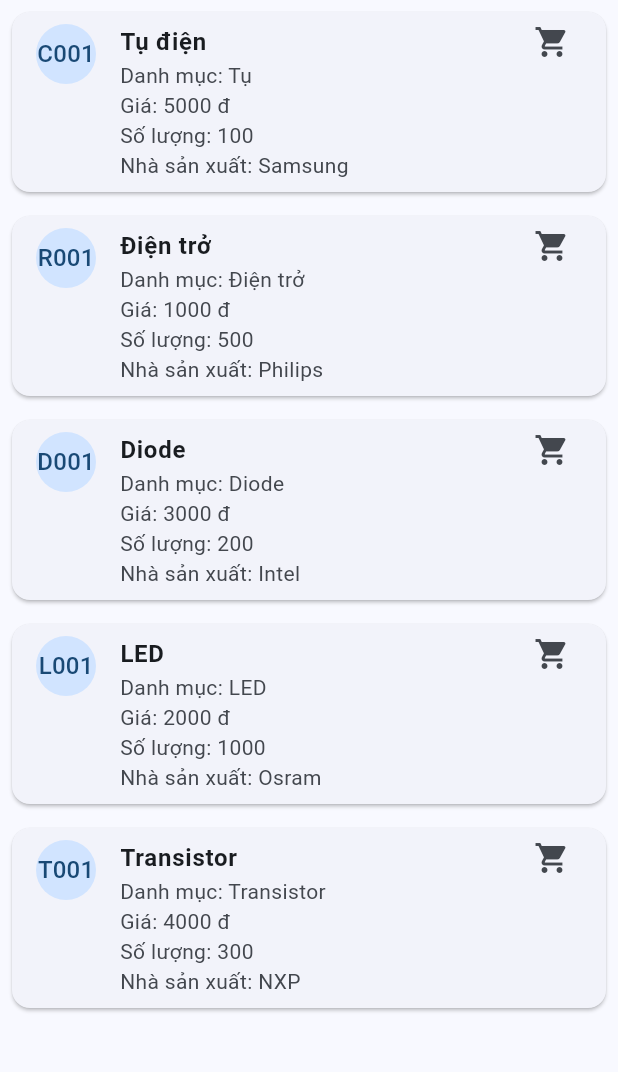
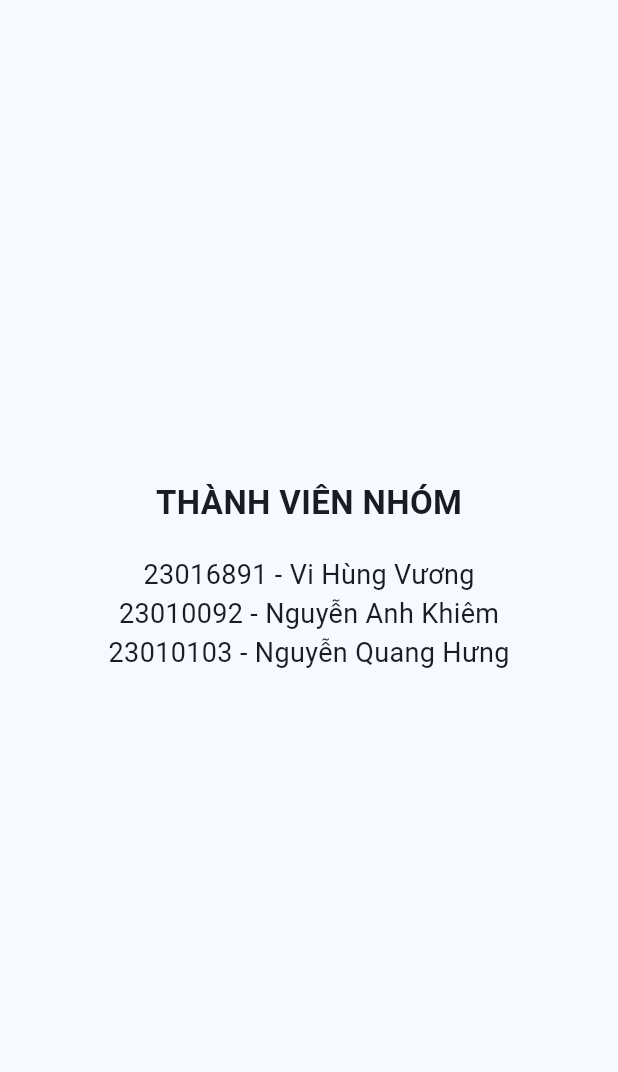
Before and after one commit to vuongvii2005/App_BanDoDienTu_Vuong_Hung_Khiem_N03_1_2026, a Flutter app: the screen it shows after launch, on a phone screen of 412 x 824 dp, the part 84-1156 px from its top. Run offline on Flutter 3.47's test engine with Material 3 defaults, Android fonts, the phone set to English and light mode, and no system bars.

Commit message:
bai thuc hanh 3

```diff
--- /dev/null
+++ b/lib/list_electronic_component.dart
@@ -0,0 +1,61 @@
+import 'electronic_component.dart';
+
+class ListElectronicComponent {
+  // Biến danh sách các ElectronicComponent
+  List<ElectronicComponent> components = [];
+
+  // Constructor với dữ liệu mẫu để khởi tạo
+  ListElectronicComponent() {
+    // Thêm một số linh kiện mẫu
+    components.addAll([
+      ElectronicComponent(
+        id: '1',
+        name: 'Resistor 10kΩ',
+        category: 'Resistor',
+        price: 0.5,
+        quantity: 100,
+        manufacturer: 'ABC Electronics',
+        voltage: 5.0,
+        power: 0.25,
+        description: 'A standard 10kΩ resistor.',
+      ),
+      ElectronicComponent(
+        id: '2',
+        name: 'Capacitor 10μF',
+        category: 'Capacitor',
+        price: 1.0,
+        quantity: 50,
+        manufacturer: 'XYZ Components',
+        voltage: 16.0,
+        power: 0.0,
+        description: 'A 10μF electrolytic capacitor.',
+      ),
+    ]);
+  }
+
+  // Create: Tạo và thêm một bản ghi ElectronicComponent mới
+  void create(ElectronicComponent component) {
+    // Kiểm tra id duy nhất
+    bool idExists = components.any((comp) => comp.id == component.id);
+    if (!idExists) {
+      components.add(component);
+    } else {
+      throw Exception('ID đã tồn tại: ${component.id}');
+    }
+  }
+
+  // Read: Đọc tất cả bản ghi trong danh sách
+  List<ElectronicComponent> readAll() {
+    return List.from(components); // Trả về bản sao để tránh thay đổi trực tiếp
+  }
+
+  // Edit: Sửa bản ghi có id cụ thể
+  void edit(String id, ElectronicComponent updatedComponent) {
+    int index = components.indexWhere((component) => component.id == id);
+    if (index != -1) {
+      components[index] = updatedComponent;
+    } else {
+      throw Exception('Không tìm thấy bản ghi với ID: $id');
+    }
+  }
+}
--- a/lib/main.dart
+++ b/lib/main.dart
@@ -1,5 +1,4 @@
 import 'package:flutter/material.dart';
-import 'electronic_component.dart';
 
 void main() {
   runApp(const MyApp());
@@ -20,117 +19,37 @@ class MyApp extends StatelessWidget {
   }
 }
 
-class MyHomePage extends StatefulWidget {
+class MyHomePage extends StatelessWidget {
   const MyHomePage({super.key, required this.title});
 
   final String title;
-
-  @override
-  State<MyHomePage> createState() => _MyHomePageState();
-}
-
-class _MyHomePageState extends State<MyHomePage> {
-  late List<ElectronicComponent> components;
-
-  @override
-  void initState() {
-    super.initState();
-    // Khởi tạo dữ liệu linh kiện
-    components = [
-      ElectronicComponent(
-        id: 'C001',
-        name: 'Tụ điện',
-        category: 'Tụ',
-        price: 5000,
-        quantity: 100,
-        manufacturer: 'Samsung',
-        voltage: 50,
-        power: 0.5,
-        description: 'Tụ điện 10µF 50V',
-      ),
-      ElectronicComponent(
-        id: 'R001',
-        name: 'Điện trở',
-        category: 'Điện trở',
-        price: 1000,
-        quantity: 500,
-        manufacturer: 'Philips',
-        voltage: 10,
-        power: 0.25,
-        description: 'Điện trở 1kΩ 1/4W',
-      ),
-      ElectronicComponent(
-        id: 'D001',
-        name: 'Diode',
-        category: 'Diode',
-        price: 3000,
-        quantity: 200,
-        manufacturer: 'Intel',
-        voltage: 400,
-        power: 1,
-        description: 'Diode 1N4007',
-      ),
-      ElectronicComponent(
-        id: 'L001',
-        name: 'LED',
-        category: 'LED',
-        price: 2000,
-        quantity: 1000,
-        manufacturer: 'Osram',
-        voltage: 5,
-        power: 0.1,
-        description: 'LED đỏ 5mm',
-      ),
-      ElectronicComponent(
-        id: 'T001',
-        name: 'Transistor',
-        category: 'Transistor',
-        price: 4000,
-        quantity: 300,
-        manufacturer: 'NXP',
-        voltage: 20,
-        power: 0.5,
-        description: 'Transistor NPN 2N2222',
-      ),
-    ];
-  }
 
   @override
   Widget build(BuildContext context) {
     return Scaffold(
       appBar: AppBar(
         backgroundColor: Theme.of(context).colorScheme.inversePrimary,
-        title: Text(widget.title),
+        title: Text(title),
       ),
-      body: components.isEmpty
-          ? const Center(child: Text('Không có linh kiện nào'))
-          : ListView.builder(
-              itemCount: components.length,
-              itemBuilder: (context, index) {
-                final component = components[index];
-                return Card(
-                  margin: const EdgeInsets.all(8),
-                  child: ListTile(
-                    leading: CircleAvatar(child: Text(component.id)),
-                    title: Text(
-                      component.name,
-                      style: const TextStyle(fontWeight: FontWeight.bold),
-                    ),
-                    subtitle: Column(
-                      crossAxisAlignment: CrossAxisAlignment.start,
-                      children: [
-                        Text('Danh mục: ${component.category}'),
-                        Text('Giá: ${component.price.toStringAsFixed(0)} đ'),
-                        Text('Số lượng: ${component.quantity}'),
-                        Text('Nhà sản xuất: ${component.manufacturer}'),
-                      ],
-                    ),
-                    isThreeLine: true,
-                    trailing: const Icon(Icons.shopping_cart),
-                  ),
-                );
-              },
+      body: Center(
+        child: Column(
+          mainAxisAlignment: MainAxisAlignment.center,
+          children: const [
+            Text(
+              'THÀNH VIÊN NHÓM',
+              style: TextStyle(fontSize: 22, fontWeight: FontWeight.bold),
             ),
+            SizedBox(height: 20),
+
+            Text('23016891 - Vi Hùng Vương', style: TextStyle(fontSize: 18)),
+            Text('23010092 - Nguyễn Anh Khiêm', style: TextStyle(fontSize: 18)),
+            Text(
+              '23010103 - Nguyễn Quang Hưng',
+              style: TextStyle(fontSize: 18),
+            ),
+          ],
+        ),
+      ),
     );
   }
 }
```
Also changed, not shown: 1 other file.
